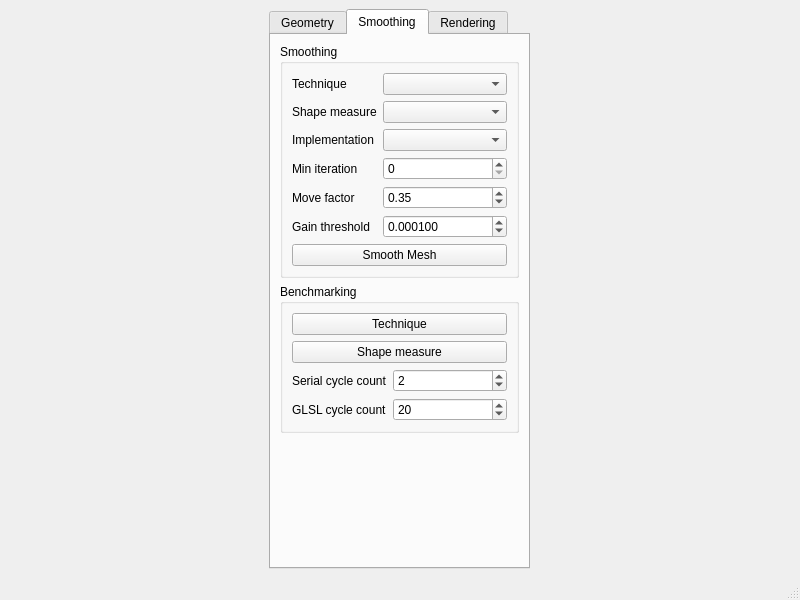
Old version of the form UserInterface/MainWindow.ui in the repository wibus/GpuMesh.
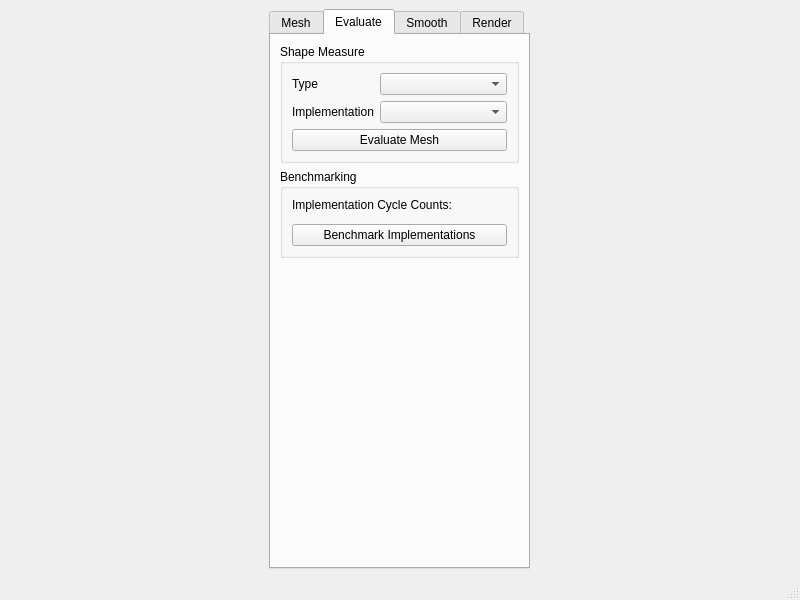
New version of the form. The open tabs and pages were chosen to show the change.

Commit message: Creating 'Evaluate' tab where we choose shape measure type for smoothing and for visualization.

```diff
--- a/UserInterface/MainWindow.ui
+++ b/UserInterface/MainWindow.ui
@@ -31,7 +31,7 @@
       </property>
       <widget class="QWidget" name="geometryTab">
        <attribute name="title">
-        <string>Geometry</string>
+        <string>Mesh</string>
        </attribute>
        <layout class="QVBoxLayout" name="verticalLayout">
         <item>
@@ -116,7 +116,98 @@
       </widget>
       <widget class="QWidget" name="smoothingTab">
        <attribute name="title">
-        <string>Smoothing</string>
+        <string>Evaluate</string>
+       </attribute>
+       <layout class="QVBoxLayout" name="verticalLayout_5">
+        <item>
+         <widget class="QGroupBox" name="shapeMeasureGroup">
+          <property name="enabled">
+           <bool>true</bool>
+          </property>
+          <property name="sizePolicy">
+           <sizepolicy hsizetype="Preferred" vsizetype="Minimum">
+            <horstretch>0</horstretch>
+            <verstretch>0</verstretch>
+           </sizepolicy>
+          </property>
+          <property name="title">
+           <string>Shape Measure</string>
+          </property>
+          <layout class="QFormLayout" name="formLayout_4">
+           <item row="0" column="0">
+            <widget class="QLabel" name="shapeMeasureTypeLabel">
+             <property name="text">
+              <string>Type</string>
+             </property>
+            </widget>
+           </item>
+           <item row="0" column="1">
+            <widget class="QComboBox" name="shapeMeasureTypeMenu"/>
+           </item>
+           <item row="1" column="0">
+            <widget class="QLabel" name="shapeMeasureImplLabel">
+             <property name="text">
+              <string>Implementation</string>
+             </property>
+            </widget>
+           </item>
+           <item row="1" column="1">
+            <widget class="QComboBox" name="shapeMeasureImplMenu"/>
+           </item>
+           <item row="2" column="0" colspan="2">
+            <widget class="QPushButton" name="evaluateMesh">
+             <property name="text">
+              <string>Evaluate Mesh</string>
+             </property>
+            </widget>
+           </item>
+          </layout>
+         </widget>
+        </item>
+        <item>
+         <widget class="QGroupBox" name="evaluateBenchmarkGroup">
+          <property name="title">
+           <string>Benchmarking</string>
+          </property>
+          <layout class="QVBoxLayout" name="verticalLayout_6">
+           <item>
+            <widget class="QLabel" name="evaluateImplCycleCountsLabel">
+             <property name="text">
+              <string>Implementation Cycle Counts:</string>
+             </property>
+            </widget>
+           </item>
+           <item>
+            <widget class="QWidget" name="evaluateImplCycleCountsLayout" native="true"/>
+           </item>
+           <item>
+            <widget class="QPushButton" name="evaluateBenchmarkImplButton">
+             <property name="text">
+              <string>Benchmark Implementations</string>
+             </property>
+            </widget>
+           </item>
+          </layout>
+         </widget>
+        </item>
+        <item>
+         <spacer name="evaluateSpacer">
+          <property name="orientation">
+           <enum>Qt::Vertical</enum>
+          </property>
+          <property name="sizeHint" stdset="0">
+           <size>
+            <width>20</width>
+            <height>40</height>
+           </size>
+          </property>
+         </spacer>
+        </item>
+       </layout>
+      </widget>
+      <widget class="QWidget" name="smoothTab">
+       <attribute name="title">
+        <string>Smooth</string>
        </attribute>
        <layout class="QVBoxLayout" name="verticalLayout_3">
         <item>
@@ -142,48 +233,38 @@
             <widget class="QComboBox" name="smoothingTechniqueMenu"/>
            </item>
            <item row="1" column="0">
-            <widget class="QLabel" name="smoothShapeMeasureLabel">
-             <property name="text">
-              <string>Shape measure</string>
-             </property>
-            </widget>
-           </item>
-           <item row="1" column="1">
-            <widget class="QComboBox" name="smoothShapeMeasureMenu"/>
-           </item>
-           <item row="2" column="0">
             <widget class="QLabel" name="smoothingImplementationLabel">
              <property name="text">
               <string>Implementation</string>
              </property>
             </widget>
            </item>
-           <item row="2" column="1">
+           <item row="1" column="1">
             <widget class="QComboBox" name="smoothingImplementationMenu"/>
            </item>
-           <item row="3" column="0">
-            <widget class="QLabel" name="minIterationLabel">
+           <item row="2" column="0">
+            <widget class="QLabel" name="smoothMinIterationLabel">
              <property name="text">
               <string>Min iteration</string>
              </property>
             </widget>
            </item>
-           <item row="3" column="1">
-            <widget class="QSpinBox" name="minIterationSpin">
+           <item row="2" column="1">
+            <widget class="QSpinBox" name="smoothMinIterationSpin">
              <property name="maximum">
               <number>100</number>
              </property>
             </widget>
            </item>
-           <item row="4" column="0">
-            <widget class="QLabel" name="moveFactorLabel">
+           <item row="3" column="0">
+            <widget class="QLabel" name="smoothMoveFactorLabel">
              <property name="text">
               <string>Move factor</string>
              </property>
             </widget>
            </item>
-           <item row="4" column="1">
-            <widget class="QDoubleSpinBox" name="moveFactorSpin">
+           <item row="3" column="1">
+            <widget class="QDoubleSpinBox" name="smoothMoveFactorSpin">
              <property name="maximum">
               <double>2.000000000000000</double>
              </property>
@@ -195,15 +276,15 @@
              </property>
             </widget>
            </item>
-           <item row="5" column="0">
-            <widget class="QLabel" name="gainThresholdLabel">
+           <item row="4" column="0">
+            <widget class="QLabel" name="smoothGainThresholdLabel">
              <property name="text">
               <string>Gain threshold</string>
              </property>
             </widget>
            </item>
-           <item row="5" column="1">
-            <widget class="QDoubleSpinBox" name="gainThresholdSpin">
+           <item row="4" column="1">
+            <widget class="QDoubleSpinBox" name="smoothGainThresholdSpin">
              <property name="decimals">
               <number>6</number>
              </property>
@@ -218,7 +299,7 @@
              </property>
             </widget>
            </item>
-           <item row="7" column="0" colspan="2">
+           <item row="6" column="0" colspan="2">
             <widget class="QPushButton" name="smoothMeshButton">
              <property name="text">
               <string>Smooth Mesh</string>
@@ -233,61 +314,11 @@
           <property name="title">
            <string>Benchmarking</string>
           </property>
-          <layout class="QFormLayout" name="formLayout_4">
-           <item row="4" column="0">
-            <widget class="QLabel" name="benchmarkGlslCycleCountLabel">
+          <layout class="QVBoxLayout" name="verticalLayout_4">
+           <item>
+            <widget class="QPushButton" name="smoothBenchmarkImplButton">
              <property name="text">
-              <string>GLSL cycle count</string>
-             </property>
-            </widget>
-           </item>
-           <item row="4" column="1">
-            <widget class="QSpinBox" name="benchmarkGlslCycleCountSpin">
-             <property name="minimum">
-              <number>1</number>
-             </property>
-             <property name="maximum">
-              <number>500</number>
-             </property>
-             <property name="singleStep">
-              <number>1</number>
-             </property>
-             <property name="value">
-              <number>20</number>
-             </property>
-            </widget>
-           </item>
-           <item row="1" column="0" colspan="2">
-            <widget class="QPushButton" name="benchmarkTechniqueButton">
-             <property name="text">
-              <string>Technique</string>
-             </property>
-            </widget>
-           </item>
-           <item row="2" column="0" colspan="2">
-            <widget class="QPushButton" name="benchmarkShapeMeasureButton">
-             <property name="text">
-              <string>Shape measure</string>
-             </property>
-            </widget>
-           </item>
-           <item row="3" column="0">
-            <widget class="QLabel" name="benchmarkSerialCycleCountLabel">
-             <property name="text">
-              <string>Serial cycle count</string>
-             </property>
-            </widget>
-           </item>
-           <item row="3" column="1">
-            <widget class="QSpinBox" name="benchmarkSerialCycleCountSpin">
-             <property name="minimum">
-              <number>1</number>
-             </property>
-             <property name="maximum">
-              <number>500</number>
-             </property>
-             <property name="value">
-              <number>2</number>
+              <string>Benchmark Implementations</string>
              </property>
             </widget>
            </item>
@@ -311,7 +342,7 @@
       </widget>
       <widget class="QWidget" name="renderingTab">
        <attribute name="title">
-        <string>Rendering</string>
+        <string>Render</string>
        </attribute>
        <layout class="QVBoxLayout" name="verticalLayout_2">
         <item>
```
Left out of the diff: 22 changed lines with no effect on the pictures. The commit also changes 16 other files.
